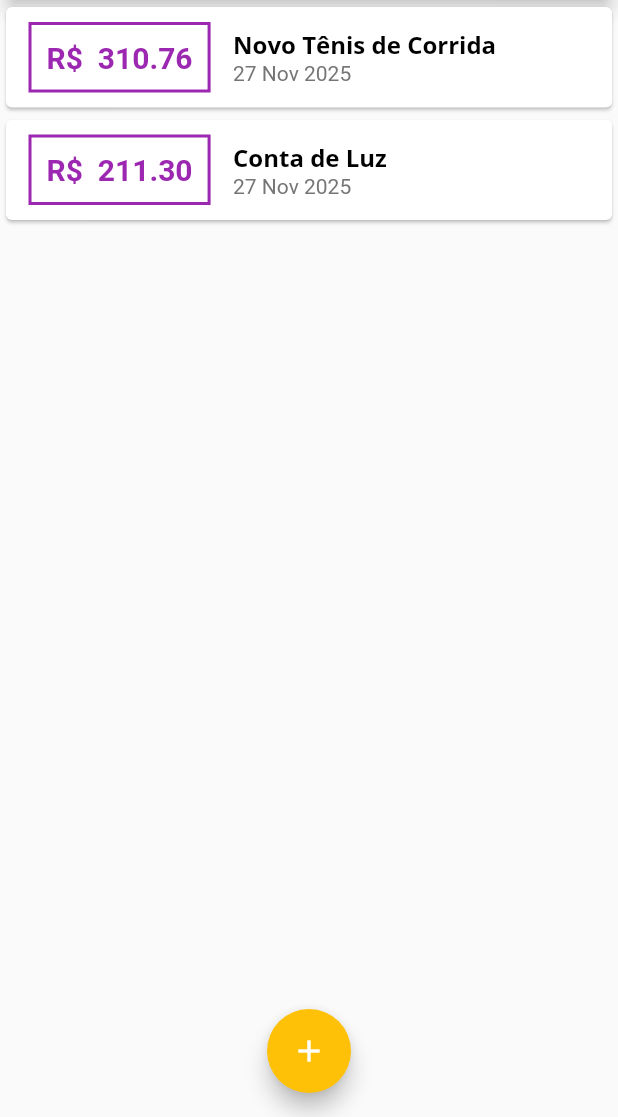
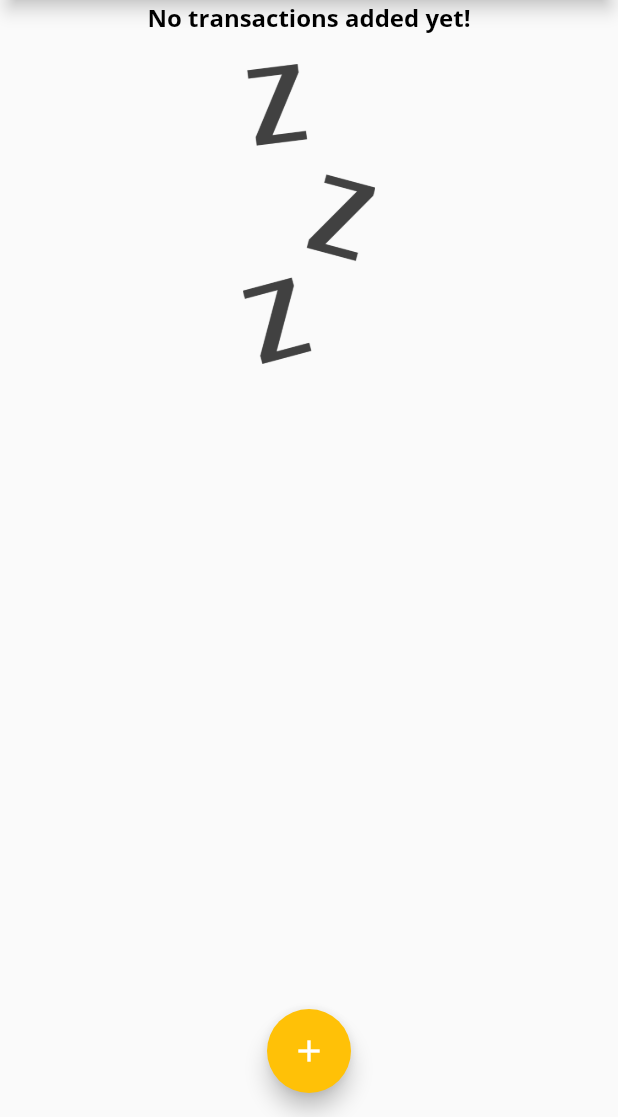
Before and after one commit to G-m4rtins/Personal_expenses, a Flutter app: the screen it shows after launch, on a phone screen of 412 x 824 dp, the part 119-1236 px from its top. Run offline on Flutter 3.47's test engine with Material 2 defaults, Android fonts, the phone set to English and light mode, and no system bars.

Commit message:
refactor transaction list to display a message and image when no transactions are present

```diff
--- a/lib/components/transaction_list.dart
+++ b/lib/components/transaction_list.dart
@@ -14,7 +14,24 @@ TransactionList({
   Widget build(BuildContext context) {
     return Container(
       height: 450,
-      child: ListView(
+      child: transactions.isEmpty ? Column(
+        children: <Widget>[
+          Text(
+            'No transactions added yet!',
+            style: Theme.of(context).textTheme.headline6,
+          ),
+          SizedBox(
+            height: 20,
+          ),
+          Container(
+            height: 200,
+            child: Image.asset(
+              'assets/images/waiting.png',
+              fit: BoxFit.cover,
+            ),
+          ),
+        ],
+      ) : ListView(
         children: transactions.map((tr) {
           return Card(
             child: Row (
--- a/lib/main.dart
+++ b/lib/main.dart
@@ -48,19 +48,19 @@ class MyHomePage extends StatefulWidget {
 }
 
 class _MyHomePageState extends State<MyHomePage> {
-  final _transactions = [
-    Transaction(
-      id: 't1',
-      title: 'Novo Tênis de Corrida',
-      value: 310.76,
-      date: DateTime.now(),
-    ),
-    Transaction(
-      id: 't2',
-      title: 'Conta de Luz',
-      value: 211.30,
-      date: DateTime.now(),
-    ),
+  final List<Transaction> _transactions = [
+    // Transaction(
+    //   id: 't1',
+    //   title: 'Novo Tênis de Corrida',
+    //   value: 310.76,
+    //   date: DateTime.now(),
+    // ),
+    // Transaction(
+    //   id: 't2',
+    //   title: 'Conta de Luz',
+    //   value: 211.30,
+    //   date: DateTime.now(),
+    // ),
   ];
 
   _addTransaction(String title, double value) {
--- a/pubspec.yaml
+++ b/pubspec.yaml
@@ -59,8 +59,8 @@ flutter:
   uses-material-design: true
 
   # To add assets to your application, add an assets section, like this:
-  # assets:
-  #   - images/a_dot_burr.jpeg
+  assets:
+    - assets/images/waiting.png
   #   - images/a_dot_ham.jpeg
 
   # An image asset can refer to one or more resolution-specific "variants", see
```
Also changed, not shown: assets/images/waiting.png (added).
